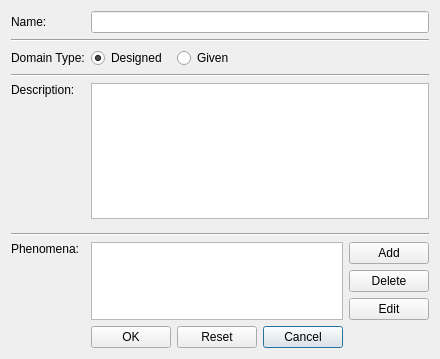
Before: the Qt Designer form editdomain.ui in mtkloepf/ProF, drawn with Qt 5.
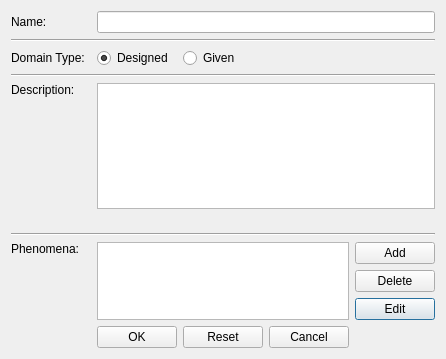
After: the same form once the commit is applied.

Commit message: Added functionality to change domain settings through the edit menu. Removed includes for qdebug in mainwindow and graphicsview.

```diff
--- a/editdomain.ui
+++ b/editdomain.ui
@@ -14,36 +14,43 @@
    <string>Dialog</string>
   </property>
   <layout class="QGridLayout" name="gridLayout">
-   <item row="20" column="3">
-    <widget class="QPushButton" name="pushButton_6">
+   <item row="17" column="5">
+    <widget class="QPushButton" name="editPhenomena">
+     <property name="text">
+      <string>Edit</string>
+     </property>
+    </widget>
+   </item>
+   <item row="20" column="4">
+    <widget class="QPushButton" name="cancelButton">
      <property name="text">
       <string>Cancel</string>
      </property>
     </widget>
    </item>
-   <item row="20" column="1">
-    <widget class="QPushButton" name="pushButton_4">
+   <item row="20" column="2">
+    <widget class="QPushButton" name="okButton">
      <property name="text">
       <string>OK</string>
      </property>
     </widget>
    </item>
-   <item row="15" column="4">
-    <widget class="QPushButton" name="pushButton_3">
+   <item row="15" column="5">
+    <widget class="QPushButton" name="addPhenomena">
      <property name="text">
       <string>Add</string>
      </property>
     </widget>
    </item>
-   <item row="20" column="2">
-    <widget class="QPushButton" name="pushButton_5">
+   <item row="20" column="3">
+    <widget class="QPushButton" name="resetButton">
      <property name="text">
       <string>Reset</string>
      </property>
     </widget>
    </item>
-   <item row="0" column="1" colspan="4">
-    <widget class="QLineEdit" name="lineEdit"/>
+   <item row="0" column="2" colspan="4">
+    <widget class="QLineEdit" name="nameLineEdit"/>
    </item>
    <item row="0" column="0">
     <widget class="QLabel" name="label">
@@ -69,8 +76,8 @@
      </property>
     </widget>
    </item>
-   <item row="5" column="1">
-    <widget class="QRadioButton" name="radioButton">
+   <item row="5" column="2">
+    <widget class="QRadioButton" name="designedRadio">
      <property name="text">
       <string>Designed</string>
      </property>
@@ -89,53 +96,46 @@
      </property>
     </widget>
    </item>
-   <item row="14" column="0" colspan="5">
+   <item row="14" column="0" colspan="6">
     <widget class="Line" name="line">
      <property name="orientation">
       <enum>Qt::Horizontal</enum>
      </property>
     </widget>
    </item>
-   <item row="1" column="0" colspan="5">
+   <item row="1" column="0" colspan="6">
     <widget class="Line" name="line_3">
      <property name="orientation">
       <enum>Qt::Horizontal</enum>
      </property>
     </widget>
    </item>
-   <item row="5" column="2">
-    <widget class="QRadioButton" name="radioButton_2">
+   <item row="5" column="3">
+    <widget class="QRadioButton" name="givenRadio">
      <property name="text">
       <string>Given</string>
      </property>
     </widget>
    </item>
-   <item row="6" column="0" colspan="5">
+   <item row="6" column="0" colspan="6">
     <widget class="Line" name="line_2">
      <property name="orientation">
       <enum>Qt::Horizontal</enum>
      </property>
     </widget>
    </item>
-   <item row="16" column="4">
-    <widget class="QPushButton" name="pushButton_2">
+   <item row="16" column="5">
+    <widget class="QPushButton" name="deletePhenomena">
      <property name="text">
       <string>Delete</string>
      </property>
     </widget>
    </item>
-   <item row="15" column="1" rowspan="3" colspan="3">
-    <widget class="QTextEdit" name="textEdit"/>
+   <item row="9" column="2" colspan="4">
+    <widget class="QTextEdit" name="descriptionTextEdit"/>
    </item>
-   <item row="17" column="4">
-    <widget class="QPushButton" name="pushButton">
-     <property name="text">
-      <string>Edit</string>
-     </property>
-    </widget>
-   </item>
-   <item row="9" column="1" rowspan="3" colspan="4">
-    <widget class="QListView" name="listView">
+   <item row="15" column="2" rowspan="3" colspan="3">
+    <widget class="QListView" name="phenomenaListView">
      <property name="frameShape">
       <enum>QFrame::StyledPanel</enum>
      </property>
```
Left out of the diff: 8 changed lines with no effect on the pictures. The commit also changes 6 other files.
